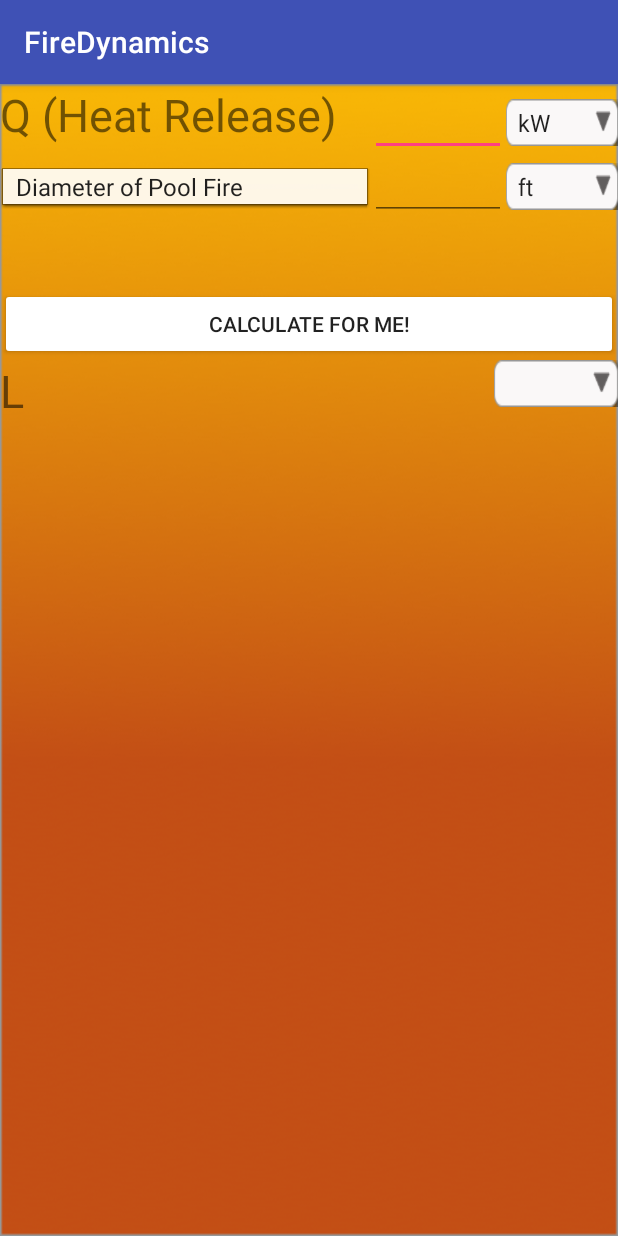
After one commit to msrusse/FireDynamics, an Android app: the FlameHeight screen opened directly, with no data from a screen before it, on a phone screen of 412 x 824 dp. The commit adds this screen. Run offline under Robolectric (Android 15) with nearby library versions, the phone set to English and light mode, and no system bars.

Commit message:
Submitting with a bug in the type selection units, but the majority of the front end is completed. Working on logic next

```diff
--- a/app/src/main/AndroidManifest.xml
+++ b/app/src/main/AndroidManifest.xml
@@ -17,7 +17,8 @@
             </intent-filter>
         </activity>
         <activity android:name=".FlashOver" />
-        <activity android:name=".HRR"></activity>
+        <activity android:name=".HRR" />
+        <activity android:name=".FlameHeight"></activity>
     </application>
 
 </manifest>
--- /dev/null
+++ b/app/src/main/java/com/example/masonrussell/firedynamics/FlameHeight.java
@@ -0,0 +1,130 @@
+package com.example.masonrussell.firedynamics;
+
+import android.support.v7.app.AppCompatActivity;
+import android.os.Bundle;
+import android.view.View;
+import android.widget.AdapterView;
+import android.widget.ArrayAdapter;
+import android.widget.Button;
+import android.widget.EditText;
+import android.widget.LinearLayout;
+import android.widget.Spinner;
+import android.widget.TextView;
+
+import java.util.ArrayList;
+import java.util.List;
+
+public class FlameHeight extends AppCompatActivity {
+
+    public Button getMeasurementsButton;
+    public TextView lResult, secondSquareView;
+    public Spinner qUnitSpinner, typeSelectionSpinner, secondSquareSpinner, typeSelectionUnitSpinner;
+    public EditText qText, typeSelectionText, secondSquareText;
+    public LinearLayout secondSquareLayout;
+
+    @Override
+    protected void onCreate(Bundle savedInstanceState) {
+        super.onCreate(savedInstanceState);
+        setContentView(R.layout.activity_flame_height);
+
+        getMeasurementsButton = findViewById(R.id.getMeasurementsButton);
+        lResult = findViewById(R.id.lResult);
+        qUnitSpinner = findViewById(R.id.qHeatUnitSpinner);
+        typeSelectionUnitSpinner = findViewById(R.id.typeUnitSpinner);
+        typeSelectionSpinner = findViewById(R.id.typeSelectionSpinner);
+        qText = findViewById(R.id.qHeatReleaseText);
+        typeSelectionText = findViewById(R.id.typeSelectionText);
+        secondSquareSpinner = findViewById(R.id.secondSquareSpinner);
+        secondSquareText = findViewById(R.id.secondSquareText);
+        secondSquareView = findViewById(R.id.secondSquareView);
+        secondSquareLayout = findViewById(R.id.secondSquareLayout);
+        secondSquareLayout.setVisibility(View.INVISIBLE);
+        addQUnits(qUnitSpinner);
+        addDiameterSelections(typeSelectionSpinner);
+
+        typeSelectionSpinner.setOnItemSelectedListener(
+                new AdapterView.OnItemSelectedListener() {
+                    @Override
+                    public void onItemSelected(AdapterView<?> parent, View view, int position, long id) {
+                        if (typeSelectionSpinner.getSelectedItem().toString().equals("Diameter of Pool Fire"))
+                        {
+                            addItemsOnUnitSpinner(typeSelectionUnitSpinner);
+                            secondSquareLayout.setVisibility(View.INVISIBLE);
+                        }
+                        else if (typeSelectionSpinner.getSelectedItem().toString().equals("Area of Circular Pool"))
+                        {
+                            addItemsOnUnitSquaredSpinner(typeSelectionUnitSpinner);
+                            secondSquareLayout.setVisibility(View.INVISIBLE);
+                        }
+                        else if (typeSelectionSpinner.getSelectedItem().toString().equals("Length of Square Pool"))
+                        {
+                            addItemsOnUnitSpinner(secondSquareSpinner);
+                            String toDisplay = "Width of Pool";
+                            secondSquareView.setText(toDisplay);
+                            secondSquareLayout.setVisibility(View.VISIBLE);
+                        }
+                        else
+                        {
+                            addItemsOnUnitSpinner(secondSquareSpinner);
+                            String toDisplay = "Length of Pool";
+                            secondSquareView.setText(toDisplay);
+                            secondSquareLayout.setVisibility(View.VISIBLE);
+                        }
+                    }
+
+                    @Override
+                    public void onNothingSelected(AdapterView<?> parent) {
+
+                    }
+                }
+        );
+    }
+
+    public void addItemsOnUnitSpinner(Spinner spinnerToMake)
+    {
+        List<String> list = new ArrayList<>();
+        list.add("ft");
+        list.add("in");
+        list.add("m");
+        list.add("cm");
+        list.add("mm");
+        ArrayAdapter<String> dataAdapter = new ArrayAdapter<>(this, android.R.layout.simple_spinner_item, list);
+        dataAdapter.setDropDownViewResource(android.R.layout.simple_spinner_dropdown_item);
+        spinnerToMake.setAdapter(dataAdapter);
+    }
+
+    public void addItemsOnUnitSquaredSpinner(Spinner spinnerToMake)
+    {
+        List<String> list = new ArrayList<>();
+        list.add("ft^2");
+        list.add("in^2");
+        list.add("m^2");
+        list.add("cm^2");
+        list.add("mm^2");
+        ArrayAdapter<String> dataAdapter = new ArrayAdapter<>(this, android.R.layout.simple_spinner_item, list);
+        dataAdapter.setDropDownViewResource(android.R.layout.simple_spinner_dropdown_item);
+        spinnerToMake.setAdapter(dataAdapter);
+    }
+
+    public void addQUnits(Spinner spinnerToMake)
+    {
+        List<String> list = new ArrayList<>();
+        list.add("kW");
+        list.add("Btu/sec");
+        ArrayAdapter<String> dataAdapter = new ArrayAdapter<>(this, android.R.layout.simple_spinner_item, list);
+        dataAdapter.setDropDownViewResource(android.R.layout.simple_spinner_dropdown_item);
+        spinnerToMake.setAdapter(dataAdapter);
+    }
+
+    public void addDiameterSelections(Spinner spinnerToMake)
+    {
+        List<String> list = new ArrayList<>();
+        list.add("Diameter of Pool Fire");
+        list.add("Area of Circular Pool");
+        list.add("Length of Square Pool");
+        list.add("Width of Square Pool");
+        ArrayAdapter<String> dataAdapter = new ArrayAdapter<>(this, android.R.layout.simple_spinner_item, list);
+        dataAdapter.setDropDownViewResource(android.R.layout.simple_spinner_dropdown_item);
+        spinnerToMake.setAdapter(dataAdapter);
+    }
+}
--- a/app/src/main/java/com/example/masonrussell/firedynamics/MainActivity.java
+++ b/app/src/main/java/com/example/masonrussell/firedynamics/MainActivity.java
@@ -47,5 +47,13 @@ public class MainActivity extends AppCompatActivity {
                 startActivity(intent);
             }
         });
+
+        flameHeight.setOnClickListener(new View.OnClickListener() {
+            @Override
+            public void onClick(View v) {
+                Intent intent = new Intent(getApplicationContext(), FlameHeight.class);
+                startActivity(intent);
+            }
+        });
     }
 }
--- /dev/null
+++ b/app/src/main/res/layout/activity_flame_height.xml
@@ -0,0 +1,168 @@
+<?xml version="1.0" encoding="utf-8"?>
+<android.support.constraint.ConstraintLayout xmlns:android="http://schemas.android.com/apk/res/android"
+    xmlns:app="http://schemas.android.com/apk/res-auto"
+    xmlns:tools="http://schemas.android.com/tools"
+    android:layout_width="match_parent"
+    android:layout_height="match_parent"
+    android:background="@drawable/firedynamics_background_1"
+    tools:context="com.example.masonrussell.firedynamics.FlashOver">
+
+    <LinearLayout
+        android:layout_width="match_parent"
+        android:layout_height="match_parent"
+        android:orientation="vertical">
+
+        <LinearLayout
+            android:layout_width="match_parent"
+            android:layout_height="match_parent"
+            android:orientation="vertical">
+
+            <LinearLayout
+                android:layout_width="match_parent"
+                android:layout_height="wrap_content"
+                android:orientation="horizontal">
+
+                <TextView
+                    android:id="@+id/qHeatReleaseView"
+                    android:layout_width="0dp"
+                    android:layout_height="wrap_content"
+                    android:layout_weight=".6"
+                    android:text="@string/q_heat_release_rate"
+                    android:textSize="30sp" />
+
+                <EditText
+                    android:id="@+id/qHeatReleaseText"
+                    android:layout_width="0dp"
+                    android:layout_height="wrap_content"
+                    android:layout_weight=".22"
+                    android:ems="10"
+                    android:inputType="number|numberDecimal"
+                    android:labelFor="@+id/compLengthText"
+                    android:text=""
+                    android:textAlignment="center" />
+
+                <Spinner
+                    android:id="@+id/qHeatUnitSpinner"
+                    android:layout_width="0dp"
+                    android:layout_height="wrap_content"
+                    android:layout_weight=".18"
+                    android:background="@drawable/firedynamic_button" />
+
+            </LinearLayout>
+
+            <LinearLayout
+                android:layout_width="match_parent"
+                android:layout_height="wrap_content"
+                android:orientation="horizontal">
+
+                <Spinner
+                    android:id="@+id/typeSelectionSpinner"
+                    android:layout_width="0dp"
+                    android:layout_height="wrap_content"
+                    android:layout_weight=".6"
+                    android:background="@android:drawable/editbox_dropdown_light_frame" />
+
+                <EditText
+                    android:id="@+id/typeSelectionText"
+                    android:layout_width="0dp"
+                    android:layout_height="wrap_content"
+                    android:layout_weight=".22"
+                    android:ems="10"
+                    android:inputType="number|numberDecimal"
+                    android:labelFor="@+id/compLengthText"
+                    android:text=""
+                    android:textAlignment="center" />
+
+                <Spinner
+                    android:id="@+id/typeUnitSpinner"
+                    android:layout_width="0dp"
+                    android:layout_height="wrap_content"
+                    android:layout_weight=".18"
+                    android:background="@drawable/firedynamic_button" />
+
+            </LinearLayout>
+
+            <LinearLayout
+                android:id="@+id/secondSquareLayout"
+                android:layout_width="match_parent"
+                android:layout_height="wrap_content"
+                android:orientation="horizontal">
+
+                <TextView
+                    android:id="@+id/secondSquareView"
+                    android:layout_width="0dp"
+                    android:layout_height="wrap_content"
+                    android:layout_weight=".6"
+                    android:textSize="30sp" />
+
+                <EditText
+                    android:id="@+id/secondSquareText"
+                    android:layout_width="0dp"
+                    android:layout_height="wrap_content"
+                    android:layout_weight=".22"
+                    android:ems="10"
+                    android:inputType="number|numberDecimal"
+                    android:labelFor="@+id/compLengthText"
+                    android:text=""
+                    android:textAlignment="center" />
+
+                <Spinner
+                    android:id="@+id/secondSquareSpinner"
+                    android:layout_width="0dp"
+                    android:layout_height="wrap_content"
+                    android:layout_weight=".18"
+                    android:background="@drawable/firedynamic_button" />
+
+            </LinearLayout>
+
+            <Button
+                android:id="@+id/getMeasurementsButton"
+                android:layout_width="match_parent"
+                android:layout_height="wrap_content"
+                android:backgroundTint="@android:color/background_light"
+                android:text="@string/get_calculation" />
+
+            <LinearLayout
+                android:layout_width="match_parent"
+                android:layout_height="match_parent"
+                android:orientation="vertical"
+                tools:layout_editor_absoluteY="300dp">
+
+                <LinearLayout
+                    android:layout_width="match_parent"
+                    android:layout_height="wrap_content"
+                    android:orientation="horizontal">
+
+                    <TextView
+                        android:id="@+id/lText"
+                        android:layout_width="0dp"
+                        android:layout_height="wrap_content"
+                        android:layout_weight=".5"
+                        android:text="@string/l"
+                        android:textSize="30sp" />
+
+                    <TextView
+                        android:id="@+id/lResult"
+                        android:layout_width="0dp"
+                        android:layout_height="wrap_content"
+                        android:layout_weight=".3"
+                        android:textAlignment="center"
+                        android:textSize="30sp"
+                        android:textStyle="bold" />
+
+                    <Spinner
+                        android:id="@+id/lSpinner"
+                        android:layout_width="0dp"
+                        android:layout_height="wrap_content"
+                        android:layout_weight=".2"
+                        android:background="@drawable/firedynamic_button"
+                        android:gravity="center" />
+                </LinearLayout>
+
+            </LinearLayout>
+
+        </LinearLayout>
+
+    </LinearLayout>
+
+</android.support.constraint.ConstraintLayout>
--- a/app/src/main/res/values/strings.xml
+++ b/app/src/main/res/values/strings.xml
@@ -35,7 +35,9 @@
     <string name="heat_combustion">Effective Heat of Combustion</string>
     <string name="heat_release">Heat Release Rate</string>
     <string name="cirlce_area">Area of the Circle</string>
+    <string name="l">L</string>
     <string name="m">m"</string>
+    <string name="q_heat_release_rate">Q (Heat Release)</string>
     <string name="dHc">dHc</string>
     <string name="q">Q</string>
     <string name="area">Area</string>
```
